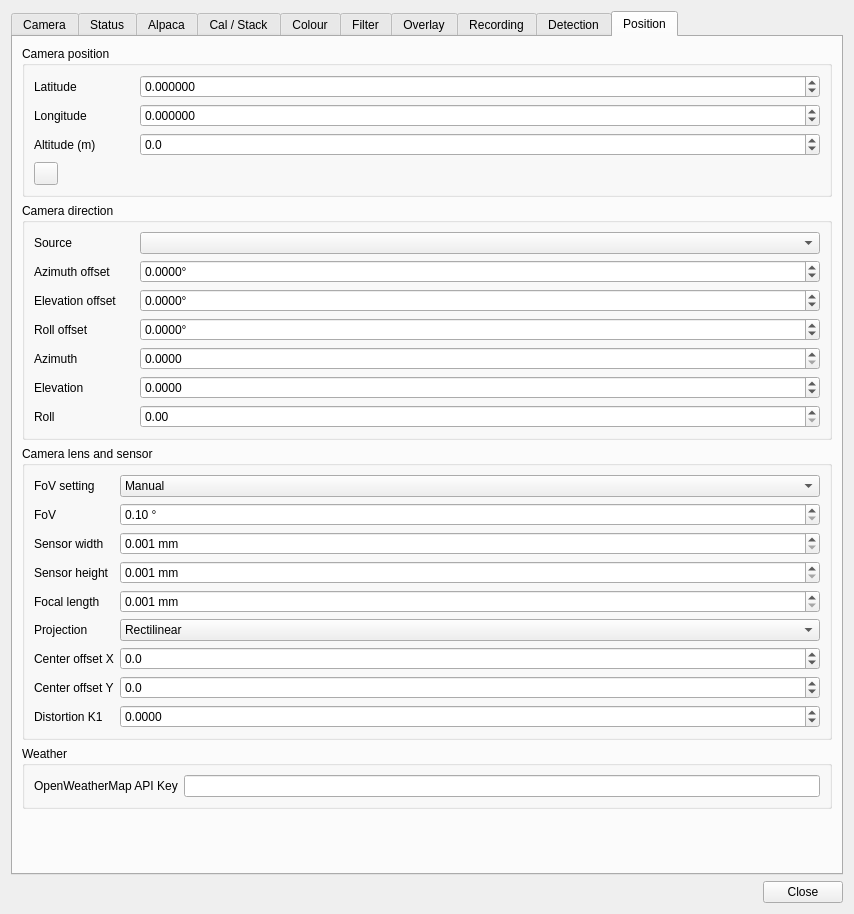
First picture: the form in plugins/feature/camera/camerasettingsdialog.ui, repository srcejon/sdrangel, before the edit.
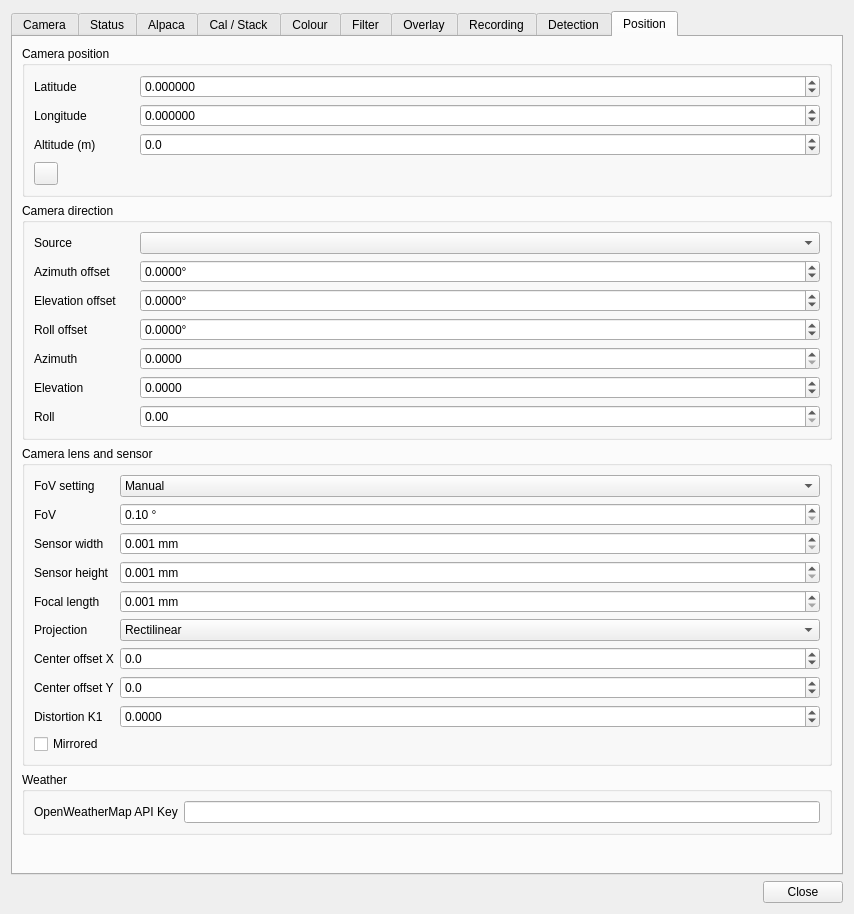
Second picture: the form after the edit. The open tabs and pages were chosen to show the change. Icons and pictures are not drawn. Custom widgets are drawn as their Qt base class.

Commit message: camera: mirrored-camera setting (m_lensMirror) — ships the all-sky handedness fix

Patch:
```diff
--- a/plugins/feature/camera/camerasettingsdialog.ui
+++ b/plugins/feature/camera/camerasettingsdialog.ui
@@ -8068,6 +8068,16 @@
             </property>
            </widget>
           </item>
+          <item row="9" column="0" colspan="2">
+           <widget class="QCheckBox" name="lensMirrorCheck">
+            <property name="toolTip">
+             <string>Image is horizontally mirrored relative to the sky (up-looking all-sky camera or telescope star diagonal). Plate solving and sky overlays account for the reflection.</string>
+            </property>
+            <property name="text">
+             <string>Mirrored</string>
+            </property>
+           </widget>
+          </item>
          </layout>
         </widget>
        </item>
```
The commit also changes 11 other files.
